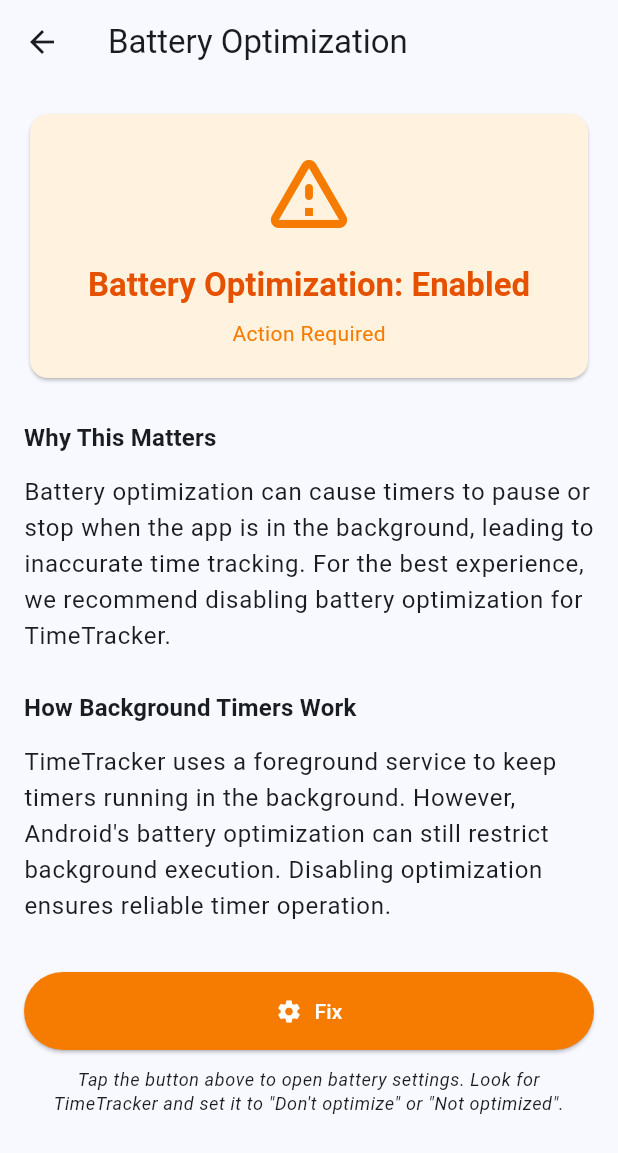
After one commit to Go2Engle/timetracker, a Flutter app: the BatteryOptimizationScreen screen opened directly, after a tap on "Fix", on a phone screen of 412 x 824 dp. The commit adds this screen. Shown: the top 1153 px of the screen. Run offline on Flutter 3.47's test engine with Material 3 defaults, Android fonts, the phone set to English and light mode, and no system bars; our stand-ins replace file_picker, flutter_local_notifications, sqflite, table_calendar; accounts and stored records are empty.

Commit message:
feat: Add battery optimization check and settings integration for reliable timer operation

```diff
--- /dev/null
+++ b/lib/screens/battery_optimization_screen.dart
@@ -0,0 +1,227 @@
+import 'package:flutter/material.dart';
+import '../services/battery_optimization_service.dart';
+
+/// Screen that checks battery optimization status and guides users to
+/// disable it for reliable background timer operation.
+class BatteryOptimizationScreen extends StatefulWidget {
+  const BatteryOptimizationScreen({super.key});
+
+  @override
+  State<BatteryOptimizationScreen> createState() =>
+      _BatteryOptimizationScreenState();
+}
+
+class _BatteryOptimizationScreenState extends State<BatteryOptimizationScreen>
+    with WidgetsBindingObserver {
+  bool _isOptimizationDisabled = true;
+  bool _isLoading = true;
+  bool _isPlatformSupported = false;
+
+  @override
+  void initState() {
+    super.initState();
+    WidgetsBinding.instance.addObserver(this);
+    _checkBatteryOptimization();
+  }
+
+  @override
+  void dispose() {
+    WidgetsBinding.instance.removeObserver(this);
+    super.dispose();
+  }
+
+  @override
+  void didChangeAppLifecycleState(AppLifecycleState state) {
+    // Refresh status when returning from settings
+    if (state == AppLifecycleState.resumed) {
+      _checkBatteryOptimization();
+    }
+  }
+
+  Future<void> _checkBatteryOptimization() async {
+    setState(() {
+      _isLoading = true;
+    });
+
+    final isPlatformSupported =
+        BatteryOptimizationService.isPlatformSupported();
+    final isDisabled =
+        await BatteryOptimizationService.checkBatteryOptimizationStatus();
+
+    setState(() {
+      _isPlatformSupported = isPlatformSupported;
+      _isOptimizationDisabled = isDisabled;
+      _isLoading = false;
+    });
+  }
+
+  Future<void> _openSettings() async {
+    try {
+      await BatteryOptimizationService.requestBatteryOptimizationExemption();
+    } catch (e) {
+      if (mounted) {
+        ScaffoldMessenger.of(context).showSnackBar(
+          SnackBar(
+            content: Text('Failed to open settings: $e'),
+            backgroundColor: Colors.red,
+          ),
+        );
+      }
+    }
+  }
+
+  @override
+  Widget build(BuildContext context) {
+    return Scaffold(
+      appBar: AppBar(title: const Text('Battery Optimization')),
+      body: _isLoading
+          ? const Center(child: CircularProgressIndicator())
+          : !_isPlatformSupported
+          ? _buildNotApplicable()
+          : _buildStatusCard(),
+    );
+  }
+
+  Widget _buildNotApplicable() {
+    return Center(
+      child: Padding(
+        padding: const EdgeInsets.all(24.0),
+        child: Column(
+          mainAxisAlignment: MainAxisAlignment.center,
+          children: [
+            Icon(
+              Icons.info_outline,
+              size: 64,
+              color: Theme.of(context).colorScheme.primary,
+            ),
+            const SizedBox(height: 24),
+            Text(
+              'Not Applicable',
+              style: Theme.of(context).textTheme.headlineSmall,
+            ),
+            const SizedBox(height: 16),
+            Text(
+              'Battery optimization settings are only applicable on Android devices. '
+              'This feature is not needed on your current platform.',
+              textAlign: TextAlign.center,
+              style: Theme.of(context).textTheme.bodyLarge,
+            ),
+          ],
+        ),
+      ),
+    );
+  }
+
+  Widget _buildStatusCard() {
+    final isOptimized = !_isOptimizationDisabled;
+
+    return SingleChildScrollView(
+      padding: const EdgeInsets.all(16.0),
+      child: Column(
+        crossAxisAlignment: CrossAxisAlignment.stretch,
+        children: [
+          // Status Card
+          Card(
+            color: isOptimized ? Colors.orange.shade50 : Colors.green.shade50,
+            child: Padding(
+              padding: const EdgeInsets.all(20.0),
+              child: Column(
+                children: [
+                  Icon(
+                    isOptimized
+                        ? Icons.warning_amber_rounded
+                        : Icons.check_circle_outline,
+                    size: 64,
+                    color: isOptimized
+                        ? Colors.orange.shade700
+                        : Colors.green.shade700,
+                  ),
+                  const SizedBox(height: 16),
+                  Text(
+                    isOptimized
+                        ? 'Battery Optimization: Enabled'
+                        : 'Battery Optimization: Disabled',
+                    style: Theme.of(context).textTheme.titleLarge?.copyWith(
+                      color: isOptimized
+                          ? Colors.orange.shade900
+                          : Colors.green.shade900,
+                      fontWeight: FontWeight.bold,
+                    ),
+                  ),
+                  const SizedBox(height: 8),
+                  Text(
+                    isOptimized ? 'Action Required' : 'Configured Correctly',
+                    style: Theme.of(context).textTheme.bodyMedium?.copyWith(
+                      color: isOptimized
+                          ? Colors.orange.shade700
+                          : Colors.green.shade700,
+                    ),
+                  ),
+                ],
+              ),
+            ),
+          ),
+          const SizedBox(height: 24),
+
+          // Explanation Section
+          Text(
+            'Why This Matters',
+            style: Theme.of(
+              context,
+            ).textTheme.titleMedium?.copyWith(fontWeight: FontWeight.bold),
+          ),
+          const SizedBox(height: 12),
+          Text(
+            isOptimized
+                ? 'Battery optimization can cause timers to pause or stop when the app is in the background, '
+                      'leading to inaccurate time tracking. For the best experience, we recommend disabling '
+                      'battery optimization for TimeTracker.'
+                : 'Battery optimization is disabled for TimeTracker, which ensures your timers continue '
+                      'running accurately even when the app is in the background or your screen is locked.',
+            style: Theme.of(context).textTheme.bodyLarge,
+          ),
+          const SizedBox(height: 24),
+
+          // How It Works Section
+          Text(
+            'How Background Timers Work',
+            style: Theme.of(
+              context,
+            ).textTheme.titleMedium?.copyWith(fontWeight: FontWeight.bold),
+          ),
+          const SizedBox(height: 12),
+          Text(
+            'TimeTracker uses a foreground service to keep timers running in the background. '
+            'However, Android\'s battery optimization can still restrict background execution. '
+            'Disabling optimization ensures reliable timer operation.',
+            style: Theme.of(context).textTheme.bodyLarge,
+          ),
+          const SizedBox(height: 32),
+
+          // Action Button (only show if optimization is enabled)
+          if (isOptimized) ...[
+            ElevatedButton.icon(
+              onPressed: _openSettings,
+              icon: const Icon(Icons.settings),
+              label: const Text('Fix'),
+              style: ElevatedButton.styleFrom(
+                padding: const EdgeInsets.symmetric(vertical: 16),
+                backgroundColor: Colors.orange.shade700,
+                foregroundColor: Colors.white,
+              ),
+            ),
+            const SizedBox(height: 12),
+            Text(
+              'Tap the button above to open battery settings. '
+              'Look for TimeTracker and set it to "Don\'t optimize" or "Not optimized".',
+              style: Theme.of(
+                context,
+              ).textTheme.bodySmall?.copyWith(fontStyle: FontStyle.italic),
+              textAlign: TextAlign.center,
+            ),
+          ],
+        ],
+      ),
+    );
+  }
+}
--- a/lib/screens/settings_screen.dart
+++ b/lib/screens/settings_screen.dart
@@ -5,6 +5,7 @@
 import '../widgets/tag_management_section.dart';
 import '../services/backup_service.dart';
 import '../repositories/task_repository.dart';
+import 'battery_optimization_screen.dart';
 
 class SettingsScreen extends StatefulWidget {
   const SettingsScreen({super.key});
@@ -29,6 +30,24 @@
           _buildSectionHeader(context, 'Data Management'),
           const CategoryManagementSection(),
           const TagManagementSection(),
+          const Divider(height: 32),
+
+          // System Settings Section
+          _buildSectionHeader(context, 'System Settings'),
+          ListTile(
+            leading: const Icon(Icons.battery_charging_full),
+            title: const Text('Battery Optimization'),
+            subtitle: const Text('Ensure timers run reliably in background'),
+            trailing: const Icon(Icons.chevron_right),
+            onTap: () {
+              Navigator.push(
+                context,
+                MaterialPageRoute(
+                  builder: (context) => const BatteryOptimizationScreen(),
+                ),
+              );
+            },
+          ),
           const Divider(height: 32),
 
           // Backup & Export Section
--- /dev/null
+++ b/lib/services/battery_optimization_service.dart
@@ -0,0 +1,67 @@
+import 'dart:io';
+import 'package:flutter/services.dart';
+
+/// Service for checking and managing battery optimization settings on Android.
+///
+/// Battery optimization can interfere with background timer accuracy by
+/// restricting app background execution. This service helps detect and
+/// guide users to disable optimization for reliable timer operation.
+class BatteryOptimizationService {
+  static const MethodChannel _channel = MethodChannel(
+    'com.timetracker/timer_service',
+  );
+
+  /// Check if battery optimization is disabled for the app.
+  ///
+  /// Returns:
+  /// - `true` if battery optimization is disabled/ignored (good for timers)
+  /// - `false` if battery optimization is enabled (may affect timers)
+  ///
+  /// On iOS or unsupported Android versions, always returns `true` since
+  /// battery optimization is not applicable or not available.
+  static Future<bool> checkBatteryOptimizationStatus() async {
+    // Battery optimization only applies to Android
+    if (!Platform.isAndroid) {
+      return true; // Not applicable on iOS
+    }
+
+    try {
+      final result = await _channel.invokeMethod(
+        'isBatteryOptimizationIgnored',
+      );
+      return result as bool;
+    } on PlatformException catch (e) {
+      print('Failed to check battery optimization status: ${e.message}');
+      // Default to true to avoid blocking users on error
+      return true;
+    }
+  }
+
+  /// Open Android's battery optimization settings for this app.
+  ///
+  /// This allows the user to disable battery optimization, which improves
+  /// background timer reliability. The system settings dialog will be shown
+  /// where the user can toggle the optimization setting.
+  ///
+  /// Only works on Android API 23+. Does nothing on iOS or older Android versions.
+  static Future<void> requestBatteryOptimizationExemption() async {
+    // Battery optimization only applies to Android
+    if (!Platform.isAndroid) {
+      return; // Not applicable on iOS
+    }
+
+    try {
+      await _channel.invokeMethod('openBatteryOptimizationSettings');
+    } on PlatformException catch (e) {
+      print('Failed to open battery optimization settings: ${e.message}');
+      rethrow;
+    }
+  }
+
+  /// Check if the current platform supports battery optimization management.
+  ///
+  /// Returns `true` on Android, `false` on other platforms.
+  static bool isPlatformSupported() {
+    return Platform.isAndroid;
+  }
+}
```
Also changed, not shown: 6 other files.
